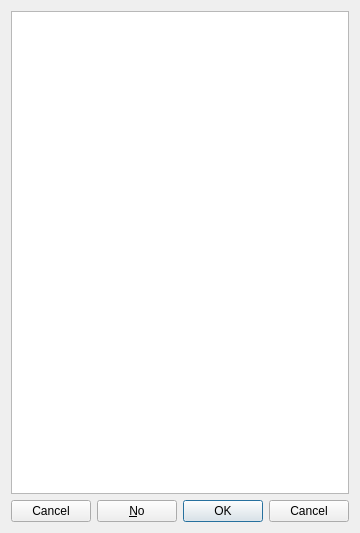
Old version of the form src/plugins/biostruct3d_view/src/SelectModelsDialog.ui in the repository violethaze74/ugene.
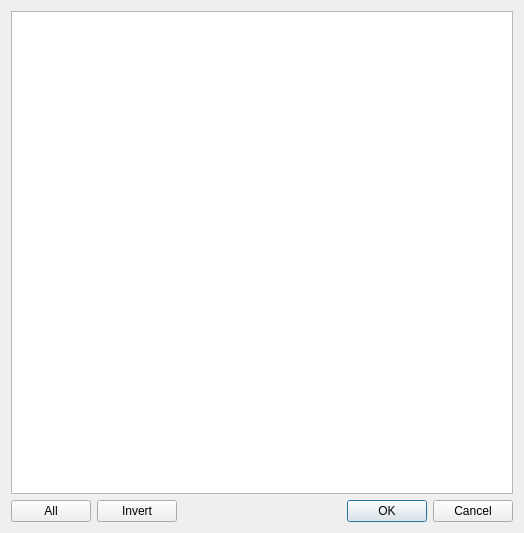
New version of the form.

Commit message:
UGENE-7676. Bad "Select models" dialog layout in 3D view (#947)
* UGENE-7676. Bad "Select models" dialog layout in 3D view

* Cleanup

* Cleanup

What changed in the file:
```diff
--- a/src/plugins/biostruct3d_view/src/SelectModelsDialog.ui
+++ b/src/plugins/biostruct3d_view/src/SelectModelsDialog.ui
@@ -6,7 +6,7 @@
    <rect>
     <x>0</x>
     <y>0</y>
-    <width>344</width>
+    <width>524</width>
     <height>533</height>
    </rect>
   </property>
@@ -18,21 +18,35 @@
     <widget class="QListWidget" name="modelsList"/>
    </item>
    <item>
-    <layout class="QGridLayout" name="gridLayout">
-     <item row="0" column="0">
-      <widget class="QDialogButtonBox" name="buttonBox_1">
-       <property name="layoutDirection">
-        <enum>Qt::RightToLeft</enum>
+    <layout class="QHBoxLayout" name="horizontalLayout">
+     <item>
+      <widget class="QPushButton" name="selectAllButton">
+       <property name="text">
+        <string>All</string>
        </property>
-       <property name="standardButtons">
-        <set>QDialogButtonBox::Cancel|QDialogButtonBox::No</set>
+      </widget>
+     </item>
+     <item>
+      <widget class="QPushButton" name="invertSelectionButton">
+       <property name="text">
+        <string>Invert</string>
        </property>
-       <property name="centerButtons">
-        <bool>false</bool>
-       </property>
       </widget>
      </item>
-     <item row="0" column="1">
+     <item>
+      <spacer name="horizontalSpacer">
+       <property name="orientation">
+        <enum>Qt::Horizontal</enum>
+       </property>
+       <property name="sizeHint" stdset="0">
+        <size>
+         <width>40</width>
+         <height>20</height>
+        </size>
+       </property>
+      </spacer>
+     </item>
+     <item>
       <widget class="QDialogButtonBox" name="buttonBox">
        <property name="standardButtons">
         <set>QDialogButtonBox::Cancel|QDialogButtonBox::Ok</set>
```
The commit also changes 2 other files.
